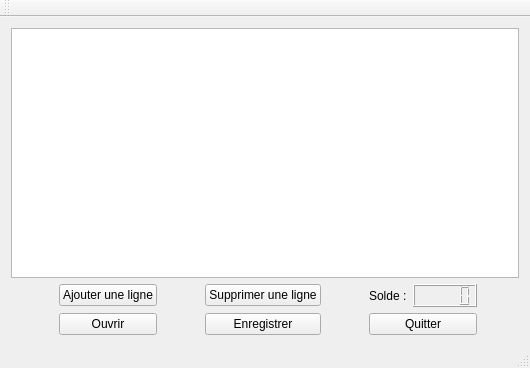
Qt form accounting.ui (arnauddm/accounting) before a commit.
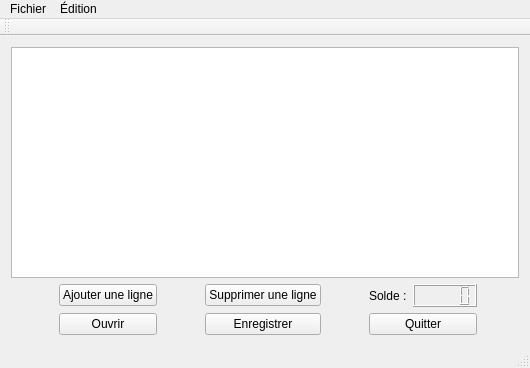
The same form after that commit.

The edit to the form file:
```diff
--- a/accounting.ui
+++ b/accounting.ui
@@ -182,6 +182,22 @@
      <height>22</height>
     </rect>
    </property>
+   <widget class="QMenu" name="menuFichier">
+    <property name="title">
+     <string>Fichier</string>
+    </property>
+    <addaction name="actionOpen"/>
+    <addaction name="actionSave"/>
+   </widget>
+   <widget class="QMenu" name="menu_dition">
+    <property name="title">
+     <string>Édition</string>
+    </property>
+    <addaction name="actionAddLine"/>
+    <addaction name="actionDeleteLine"/>
+   </widget>
+   <addaction name="menuFichier"/>
+   <addaction name="menu_dition"/>
   </widget>
   <widget class="QToolBar" name="mainToolBar">
    <attribute name="toolBarArea">
```
Left out of the diff: 32 changed lines with no effect on the pictures.
